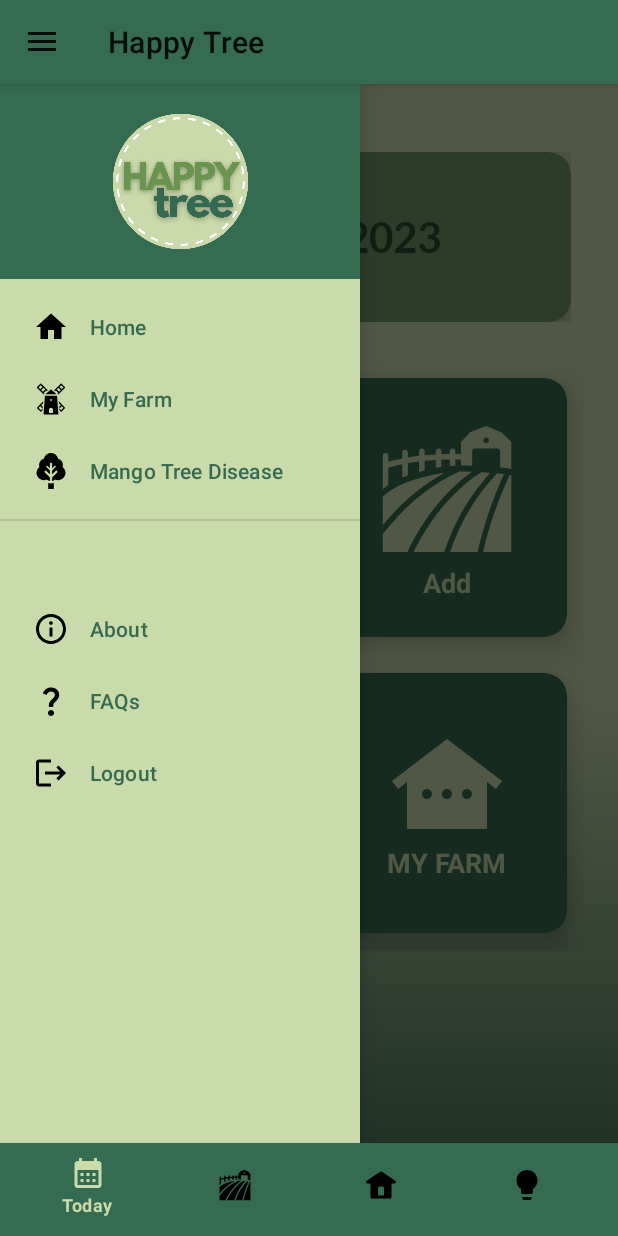
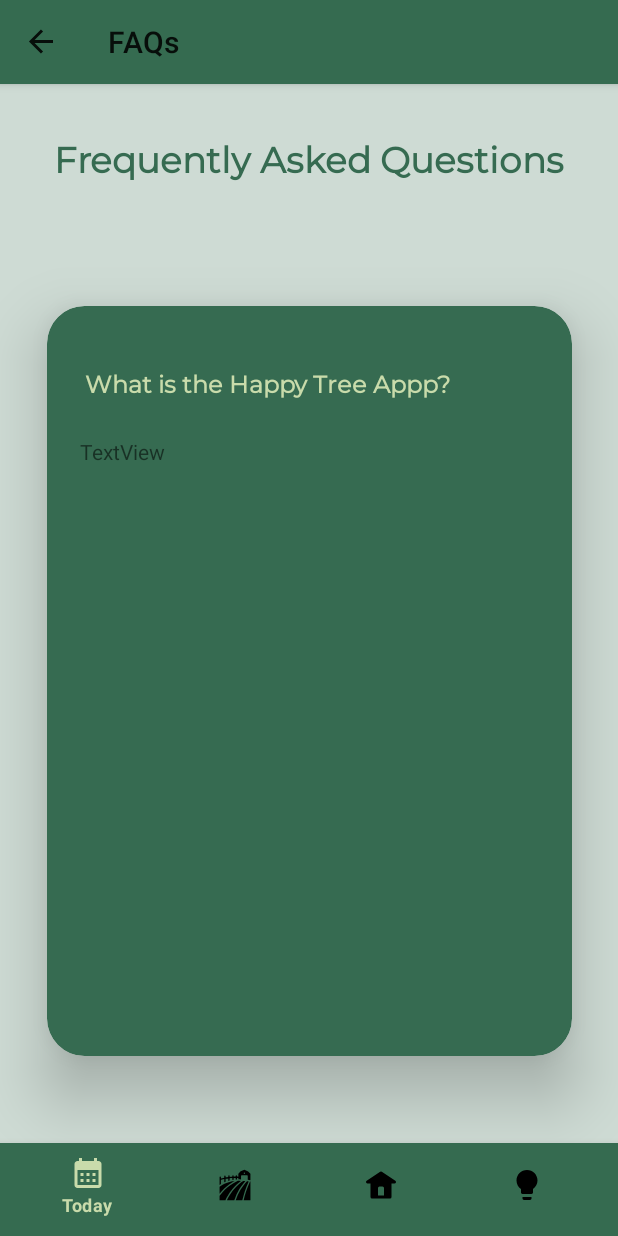
Before and after one commit to qfmtgalon/HappyTree_Project, an Android app: the HomeActivity screen opened directly, with no data from a screen before it, in the side drawer, after a tap on "FAQs", on a phone screen of 412 x 824 dp. Run offline under Robolectric (Android 15) with nearby library versions, the phone set to English and light mode, and no system bars; our stand-ins replace Room's generated code, navigation-ui.

Commit message:
Woking Navigation

```diff
--- a/app/src/main/res/drawable/topbg.xml
+++ b/app/src/main/res/drawable/topbg.xml
@@ -2,7 +2,8 @@
 <shape xmlns:android="http://schemas.android.com/apk/res/android">
 
     <corners android:bottomLeftRadius="25dp"
-        android:bottomRightRadius="25dp"/>
+        android:bottomRightRadius="25dp"
+        android:topLeftRadius="25dp" android:topRightRadius="25dp"/>
 
-    <solid android:color="@color/colorPrimaryContainer"/>
+    <solid android:color="@color/colorSecondary"/>
 </shape>
--- a/app/src/main/res/layout/activity_home.xml
+++ b/app/src/main/res/layout/activity_home.xml
@@ -46,7 +46,7 @@
 
     <com.google.android.material.bottomnavigation.BottomNavigationView
         style="@style/BottomNavigationStyle"
-        android:id="@id/navBottom"
+        android:id="@+id/navBottom"
         android:background="?android:attr/windowBackground"
         android:layout_width="match_parent"
         android:layout_height="wrap_content"
--- a/app/src/main/res/layout/fragment_about.xml
+++ b/app/src/main/res/layout/fragment_about.xml
@@ -5,7 +5,7 @@
     android:id="@+id/FragmentAbout"
     android:layout_width="match_parent"
     android:layout_height="match_parent"
-    android:background="#ADE792"
+    android:background="@color/colorOnSecondary"
     tools:context="com.example.happytree.About" >
 
     <TextView
--- a/app/src/main/res/layout/fragment_f_a_qs.xml
+++ b/app/src/main/res/layout/fragment_f_a_qs.xml
@@ -1,9 +1,72 @@
 <?xml version="1.0" encoding="utf-8"?>
-<FrameLayout xmlns:android="http://schemas.android.com/apk/res/android"
+<androidx.constraintlayout.widget.ConstraintLayout xmlns:android="http://schemas.android.com/apk/res/android"
     xmlns:app="http://schemas.android.com/apk/res-auto"
     xmlns:tools="http://schemas.android.com/tools"
     android:id="@+id/FragmentFAQ"
     android:layout_width="match_parent"
     android:layout_height="match_parent"
-    android:background="#ADE792"
-    tools:context="com.example.happytree.FAQs" />
+    android:background="@color/colorOnSecondary"
+    tools:context="com.example.happytree.FAQs">
+
+
+    <TextView
+        android:id="@+id/txtFaqs"
+        android:layout_width="wrap_content"
+        android:layout_height="wrap_content"
+        android:layout_marginTop="35dp"
+        android:fontFamily="@font/montserrat"
+        android:text="Frequently Asked Questions"
+        android:textColor="@color/colorSecondary"
+        android:textSize="24sp"
+        android:textStyle="bold"
+        app:layout_constraintEnd_toEndOf="parent"
+        app:layout_constraintStart_toStartOf="parent"
+        app:layout_constraintTop_toTopOf="parent" />
+
+    <androidx.cardview.widget.CardView
+        android:backgroundTint="@color/colorSecondary"
+        android:layout_width="350dp"
+        android:layout_height="500dp"
+        android:layout_marginBottom="120dp"
+        app:cardElevation="25dp"
+        app:cardCornerRadius="25dp"
+        app:layout_constraintBottom_toBottomOf="parent"
+        app:layout_constraintEnd_toEndOf="parent"
+        app:layout_constraintStart_toStartOf="parent">
+
+
+        <RelativeLayout
+            android:layout_width="match_parent"
+            android:layout_height="match_parent">
+
+
+            <TextView
+                android:id="@+id/txtFaq1t"
+                android:layout_width="wrap_content"
+                android:layout_height="wrap_content"
+                android:layout_alignParentStart="true"
+                android:layout_alignParentTop="true"
+                android:layout_marginStart="25dp"
+                android:layout_marginTop="42dp"
+                android:fontFamily="@font/montserrat"
+                android:text="What is the Happy Tree Appp?"
+                android:textColor="@color/colorPrimaryVariant"
+                android:textSize="16sp"
+                android:textStyle="bold" />
+
+            <TextView
+                android:id="@+id/textView7"
+                android:layout_width="wrap_content"
+                android:layout_height="wrap_content"
+                android:layout_alignParentStart="true"
+                android:layout_alignParentTop="true"
+                android:layout_marginStart="22dp"
+                android:layout_marginTop="87dp"
+                android:text="TextView" />
+
+        </RelativeLayout>
+
+
+    </androidx.cardview.widget.CardView>
+
+</androidx.constraintlayout.widget.ConstraintLayout>
--- a/app/src/main/res/menu/bottom_nav.xml
+++ b/app/src/main/res/menu/bottom_nav.xml
@@ -3,7 +3,7 @@
 
 
     <item
-        android:id="@id/bottomWeather"
+        android:id="@id/viewFragment"
         android:icon="@drawable/ic_baseline_calendar_month_24"
         android:title="Today" />
 
@@ -14,12 +14,12 @@
         />
 
     <item
-        android:id="@+id/bottomHome"
+        android:id="@+id/home"
         android:icon="@drawable/bottom_home2"
         android:title="Home"/>
 
     <item
-        android:id="@+id/bottomDisease"
+        android:id="@+id/careFragment"
         android:icon="@drawable/ic_care"
         android:title="Care Guide"/>
 
--- a/app/src/main/res/menu/nav_drawer.xml
+++ b/app/src/main/res/menu/nav_drawer.xml
@@ -2,17 +2,17 @@
 <menu xmlns:android="http://schemas.android.com/apk/res/android">
 
     <item
-        android:id="@+id/navHome"
+        android:id="@+id/home"
         android:icon="@drawable/ic_baseline_home_24"
         android:title="Home"/>
 
     <item
-        android:id="@+id/navfarm"
+        android:id="@+id/viewFragment"
         android:icon="@drawable/navfarm"
         android:title="My Farm" />
 
     <item
-        android:id="@+id/navdisease"
+        android:id="@+id/treeDiseases"
         android:icon="@drawable/navdisease"
         android:title="Mango Tree Disease"/>
 
@@ -21,12 +21,12 @@
         <menu>
 
             <item
-                android:id="@+id/navAbout"
+                android:id="@+id/about"
                 android:icon="@drawable/svg_about"
                 android:title="About"/>
 
             <item
-                android:id="@+id/navFAQs"
+                android:id="@+id/FAQs"
                 android:icon="@drawable/ic_baseline_question_mark_24"
                 android:title="FAQs"/>
 
--- a/app/src/main/res/navigation/navigationmain.xml
+++ b/app/src/main/res/navigation/navigationmain.xml
@@ -9,7 +9,17 @@
         android:id="@+id/home"
         android:name="com.example.happytree.Home"
         android:label="Happy Tree"
-        tools:layout="@layout/fragment_home" />
+        tools:layout="@layout/fragment_home" >
+        <action
+            android:id="@+id/action_home_to_treeDiseases"
+            app:destination="@id/treeDiseases" />
+        <action
+            android:id="@+id/action_home_to_FAQs"
+            app:destination="@id/FAQs" />
+        <action
+            android:id="@+id/action_home_to_about"
+            app:destination="@id/about" />
+    </fragment>
 
     <fragment
         android:id="@+id/diseases"
@@ -63,5 +73,20 @@
             android:id="@+id/action_viewFragment_to_updateFragment"
             app:destination="@id/updateFragment" />
     </fragment>
+    <fragment
+        android:id="@+id/about"
+        android:name="com.example.happytree.About"
+        android:label="About"
+        tools:layout="@layout/fragment_about" />
+    <fragment
+        android:id="@+id/FAQs"
+        android:name="com.example.happytree.FAQs"
+        android:label="FAQs"
+        tools:layout="@layout/fragment_f_a_qs" />
+    <fragment
+        android:id="@+id/treeDiseases"
+        android:name="com.example.happytree.TreeDiseases"
+        android:label="Mango Tree Diseases"
+        tools:layout="@layout/fragment_tree_diseases" />
 
 </navigation>
--- a/app/src/main/res/values/colors.xml
+++ b/app/src/main/res/values/colors.xml
@@ -19,9 +19,9 @@
     <color name="colorOnPrimary">#FFFFFF</color>
 
     <!-- Secondary brand color. -->
-    <color name="colorSecondary">#254D32</color>  <!-- bottm nav at nav drawer-->
+    <color name="colorSecondary">#366B51</color>  <!-- bottm nav at nav drawer-->
     <color name="colorSecondaryVariant">#6F9667</color>#254D32
-    <color name="colorOnSecondary">#000000</color>
+    <color name="colorOnSecondary">#CEDBD4</color>
 
     <color name="colorPrimaryContainer">#236F53</color> #
     <color name="colorOnPrimaryContainer">#356B50</color>
```
Also changed, not shown: app/src/main/java/com/example/happytree/HomeActivity.kt (+62 -0 lines).
